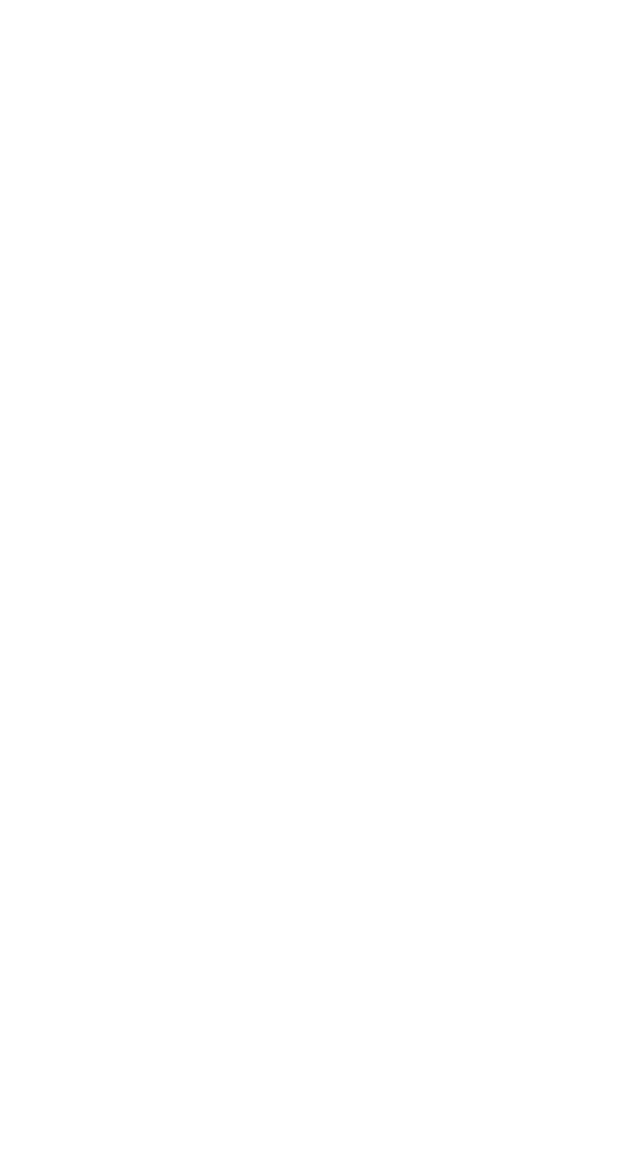
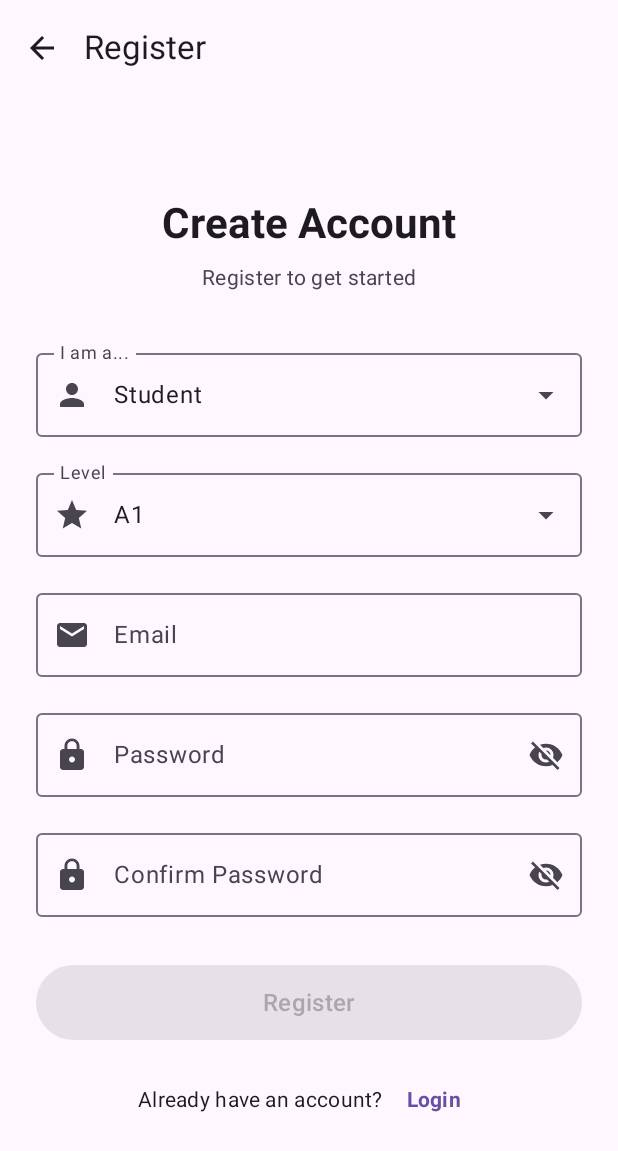
Before and after one commit to Edocampa/Labwork1_II.3510_MobileApp, an Android app built with Jetpack Compose: the RegisterScreen screen opened through its navigation route, on a phone screen of 412 x 824 dp. Before the commit the part shown is empty. Shown: the top 1151 px of the screen. Run offline under Robolectric (Android 15) with nearby library versions, the phone set to English and light mode, and no system bars; our stand-ins replace Dagger/Hilt's generated code.

Commit message:
Creating Login Screen and Register Screen

```diff
--- /dev/null
+++ b/app/scrudstudents/src/main/java/com/tumme/scrudstudents/ui/auth/LoginScreen.kt
@@ -0,0 +1,233 @@
+package com.tumme.scrudstudents.ui.auth
+
+import androidx.compose.foundation.layout.*
+import androidx.compose.foundation.text.KeyboardOptions
+import androidx.compose.material.icons.Icons
+import androidx.compose.material.icons.filled.Email
+import androidx.compose.material.icons.filled.Lock
+import androidx.compose.material.icons.filled.Visibility
+import androidx.compose.material.icons.filled.VisibilityOff
+import androidx.compose.material3.*
+import androidx.compose.runtime.*
+import androidx.compose.ui.Alignment
+import androidx.compose.ui.Modifier
+import androidx.compose.ui.text.font.FontWeight
+import androidx.compose.ui.text.input.KeyboardType
+import androidx.compose.ui.text.input.PasswordVisualTransformation
+import androidx.compose.ui.text.input.VisualTransformation
+import androidx.compose.ui.unit.dp
+import androidx.hilt.navigation.compose.hiltViewModel
+import com.tumme.scrudstudents.data.local.model.User
+import com.tumme.scrudstudents.ui.viewmodel.AuthEvent
+import com.tumme.scrudstudents.ui.viewmodel.AuthViewModel
+import kotlinx.coroutines.flow.collectLatest
+
+/**
+ * Login Screen - User authentication
+ *
+ * Allows users to login with email and password.
+ * Shows loading state, error messages, and link to register.
+ */
+@OptIn(ExperimentalMaterial3Api::class)
+@Composable
+fun LoginScreen(
+    onNavigateToRegister: () -> Unit,
+    onLoginSuccess: (User) -> Unit,
+    viewModel: AuthViewModel = hiltViewModel()
+) {
+    // STATE
+
+    var email by remember { mutableStateOf("") }
+    var password by remember { mutableStateOf("") }
+    var passwordVisible by remember { mutableStateOf(false) }
+    var errorMessage by remember { mutableStateOf<String?>(null) }
+
+    val isLoading by viewModel.isLoading.collectAsState()
+
+    // EVENT HANDLING
+
+    LaunchedEffect(Unit) {
+        viewModel.events.collectLatest { event ->
+            when (event) {
+                is AuthEvent.LoginSuccess -> {
+                    onLoginSuccess(event.user)
+                }
+                is AuthEvent.Error -> {
+                    errorMessage = event.message
+                }
+                else -> {}
+            }
+        }
+    }
+
+    // UI
+
+    Scaffold(
+        topBar = {
+            TopAppBar(
+                title = { Text("Login") }
+            )
+        }
+    ) { paddingValues ->
+        Column(
+            modifier = Modifier
+                .fillMaxSize()
+                .padding(paddingValues)
+                .padding(24.dp),
+            horizontalAlignment = Alignment.CenterHorizontally,
+            verticalArrangement = Arrangement.Center
+        ) {
+
+            // HEADER
+
+            Text(
+                text = "Welcome!",
+                style = MaterialTheme.typography.headlineMedium,
+                fontWeight = FontWeight.Bold
+            )
+
+            Spacer(modifier = Modifier.height(8.dp))
+
+            Text(
+                text = "Login to continue",
+                style = MaterialTheme.typography.bodyMedium,
+                color = MaterialTheme.colorScheme.onSurfaceVariant
+            )
+
+            Spacer(modifier = Modifier.height(32.dp))
+
+            // EMAIL INPUT
+
+            OutlinedTextField(
+                value = email,
+                onValueChange = {
+                    email = it
+                    errorMessage = null
+                },
+                label = { Text("Email") },
+                placeholder = { Text("example@university.edu") },
+                leadingIcon = {
+                    Icon(
+                        imageVector = Icons.Default.Email,
+                        contentDescription = "Email icon"
+                    )
+                },
+                keyboardOptions = KeyboardOptions(
+                    keyboardType = KeyboardType.Email
+                ),
+                singleLine = true,
+                enabled = !isLoading,
+                modifier = Modifier.fillMaxWidth()
+            )
+
+            Spacer(modifier = Modifier.height(16.dp))
+
+            // PASSWORD INPUT
+
+            OutlinedTextField(
+                value = password,
+                onValueChange = {
+                    password = it
+                    errorMessage = null
+                },
+                label = { Text("Password") },
+                placeholder = { Text("Enter your password") },
+                leadingIcon = {
+                    Icon(
+                        imageVector = Icons.Default.Lock,
+                        contentDescription = "Password icon"
+                    )
+                },
+                trailingIcon = {
+                    IconButton(onClick = { passwordVisible = !passwordVisible }) {
+                        Icon(
+                            imageVector = if (passwordVisible)
+                                Icons.Default.Visibility
+                            else
+                                Icons.Default.VisibilityOff,
+                            contentDescription = if (passwordVisible)
+                                "Hide password"
+                            else
+                                "Show password"
+                        )
+                    }
+                },
+                visualTransformation = if (passwordVisible)
+                    VisualTransformation.None
+                else
+                    PasswordVisualTransformation(),
+                keyboardOptions = KeyboardOptions(
+                    keyboardType = KeyboardType.Password
+                ),
+                singleLine = true,
+                enabled = !isLoading,
+                modifier = Modifier.fillMaxWidth()
+            )
+
+            Spacer(modifier = Modifier.height(8.dp))
+
+            // ERROR MESSAGE
+
+            if (errorMessage != null) {
+                Text(
+                    text = errorMessage!!,
+                    color = MaterialTheme.colorScheme.error,
+                    style = MaterialTheme.typography.bodySmall,
+                    modifier = Modifier
+                        .fillMaxWidth()
+                        .padding(horizontal = 16.dp)
+                )
+                Spacer(modifier = Modifier.height(8.dp))
+            }
+
+            Spacer(modifier = Modifier.height(24.dp))
+
+            // LOGIN BUTTON
+
+            Button(
+                onClick = {
+                    viewModel.login(email, password)
+                },
+                enabled = !isLoading && email.isNotBlank() && password.isNotBlank(),
+                modifier = Modifier
+                    .fillMaxWidth()
+                    .height(50.dp)
+            ) {
+                if (isLoading) {
+                    CircularProgressIndicator(
+                        color = MaterialTheme.colorScheme.onPrimary,
+                        modifier = Modifier.size(24.dp)
+                    )
+                } else {
+                    Text(
+                        text = "Login",
+                        style = MaterialTheme.typography.titleMedium
+                    )
+                }
+            }
+
+            Spacer(modifier = Modifier.height(16.dp))
+
+            // REGISTER LINK
+
+            Row(
+                horizontalArrangement = Arrangement.Center,
+                verticalAlignment = Alignment.CenterVertically
+            ) {
+                Text(
+                    text = "Don't have an account? ",
+                    style = MaterialTheme.typography.bodyMedium
+                )
+                TextButton(
+                    onClick = onNavigateToRegister,
+                    enabled = !isLoading
+                ) {
+                    Text(
+                        text = "Register",
+                        fontWeight = FontWeight.Bold
+                    )
+                }
+            }
+        }
+    }
+}
--- /dev/null
+++ b/app/scrudstudents/src/main/java/com/tumme/scrudstudents/ui/auth/RegisterScreen.kt
@@ -0,0 +1,413 @@
+package com.tumme.scrudstudents.ui.auth
+
+import androidx.compose.foundation.layout.*
+import androidx.compose.foundation.text.KeyboardOptions
+import androidx.compose.material.icons.Icons
+import androidx.compose.material.icons.filled.*
+import androidx.compose.material3.*
+import androidx.compose.runtime.*
+import androidx.compose.ui.Alignment
+import androidx.compose.ui.Modifier
+import androidx.compose.ui.text.font.FontWeight
+import androidx.compose.ui.text.input.KeyboardType
+import androidx.compose.ui.text.input.PasswordVisualTransformation
+import androidx.compose.ui.text.input.VisualTransformation
+import androidx.compose.ui.unit.dp
+import androidx.hilt.navigation.compose.hiltViewModel
+import com.tumme.scrudstudents.data.local.model.UserRole
+import com.tumme.scrudstudents.ui.viewmodel.AuthEvent
+import com.tumme.scrudstudents.ui.viewmodel.AuthViewModel
+import kotlinx.coroutines.flow.collectLatest
+
+/**
+ * Register Screen - Create new user account
+ *
+ * Allows users to register by choosing role (Student/Teacher),
+ * entering email, password, and level (if Student).
+ */
+@OptIn(ExperimentalMaterial3Api::class)
+@Composable
+fun RegisterScreen(
+    onNavigateBack: () -> Unit,
+    onRegisterSuccess: () -> Unit,
+    viewModel: AuthViewModel = hiltViewModel()
+) {
+    // STATE
+
+    var email by remember { mutableStateOf("") }
+    var password by remember { mutableStateOf("") }
+    var confirmPassword by remember { mutableStateOf("") }
+    var passwordVisible by remember { mutableStateOf(false) }
+    var confirmPasswordVisible by remember { mutableStateOf(false) }
+    var selectedRole by remember { mutableStateOf(UserRole.STUDENT) }
+    var selectedLevel by remember { mutableStateOf("A1") }
+    var errorMessage by remember { mutableStateOf<String?>(null) }
+    var showRoleMenu by remember { mutableStateOf(false) }
+    var showLevelMenu by remember { mutableStateOf(false) }
+
+    val isLoading by viewModel.isLoading.collectAsState()
+
+    // Available levels for students
+    val levels = listOf("A1", "A2", "B1", "B2", "C1", "C2")
+
+    // EVENT HANDLING
+
+    LaunchedEffect(Unit) {
+        viewModel.events.collectLatest { event ->
+            when (event) {
+                is AuthEvent.RegisterSuccess -> {
+                    onRegisterSuccess()
+                }
+                is AuthEvent.Error -> {
+                    errorMessage = event.message
+                }
+                else -> {}
+            }
+        }
+    }
+
+    // UI
+
+    Scaffold(
+        topBar = {
+            TopAppBar(
+                title = { Text("Register") },
+                navigationIcon = {
+                    IconButton(onClick = onNavigateBack) {
+                        Icon(
+                            imageVector = Icons.Default.ArrowBack,
+                            contentDescription = "Back"
+                        )
+                    }
+                }
+            )
+        }
+    ) { paddingValues ->
+        Column(
+            modifier = Modifier
+                .fillMaxSize()
+                .padding(paddingValues)
+                .padding(24.dp),
+            horizontalAlignment = Alignment.CenterHorizontally,
+            verticalArrangement = Arrangement.Center
+        ) {
+
+            // ========== HEADER ==========
+
+            Text(
+                text = "Create Account",
+                style = MaterialTheme.typography.headlineMedium,
+                fontWeight = FontWeight.Bold
+            )
+
+            Spacer(modifier = Modifier.height(8.dp))
+
+            Text(
+                text = "Register to get started",
+                style = MaterialTheme.typography.bodyMedium,
+                color = MaterialTheme.colorScheme.onSurfaceVariant
+            )
+
+            Spacer(modifier = Modifier.height(32.dp))
+
+            // ROLE SELECTOR
+
+            ExposedDropdownMenuBox(
+                expanded = showRoleMenu,
+                onExpandedChange = { showRoleMenu = !showRoleMenu && !isLoading }
+            ) {
+                OutlinedTextField(
+                    value = when (selectedRole) {
+                        UserRole.STUDENT -> "Student"
+                        UserRole.TEACHER -> "Teacher"
+                    },
+                    onValueChange = {},
+                    readOnly = true,
+                    label = { Text("I am a...") },
+                    leadingIcon = {
+                        Icon(
+                            imageVector = Icons.Default.Person,
+                            contentDescription = "Role icon"
+                        )
+                    },
+                    trailingIcon = {
+                        ExposedDropdownMenuDefaults.TrailingIcon(expanded = showRoleMenu)
+                    },
+                    enabled = !isLoading,
+                    modifier = Modifier
+                        .fillMaxWidth()
+                        .menuAnchor()
+                )
+
+                ExposedDropdownMenu(
+                    expanded = showRoleMenu,
+                    onDismissRequest = { showRoleMenu = false }
+                ) {
+                    DropdownMenuItem(
+                        text = { Text("Student") },
+                        onClick = {
+                            selectedRole = UserRole.STUDENT
+                            showRoleMenu = false
+                            errorMessage = null
+                        },
+                        leadingIcon = {
+                            Icon(Icons.Default.School, contentDescription = null)
+                        }
+                    )
+                    DropdownMenuItem(
+                        text = { Text("Teacher") },
+                        onClick = {
+                            selectedRole = UserRole.TEACHER
+                            showRoleMenu = false
+                            errorMessage = null
+                        },
+                        leadingIcon = {
+                            Icon(Icons.Default.AccountCircle, contentDescription = null)
+                        }
+                    )
+                }
+            }
+
+            Spacer(modifier = Modifier.height(16.dp))
+
+            // LEVEL SELECTOR (Only for Students)
+
+            if (selectedRole == UserRole.STUDENT) {
+                ExposedDropdownMenuBox(
+                    expanded = showLevelMenu,
+                    onExpandedChange = { showLevelMenu = !showLevelMenu && !isLoading }
+                ) {
+                    OutlinedTextField(
+                        value = selectedLevel,
+                        onValueChange = {},
+                        readOnly = true,
+                        label = { Text("Level") },
+                        leadingIcon = {
+                            Icon(
+                                imageVector = Icons.Default.Star,
+                                contentDescription = "Level icon"
+                            )
+                        },
+                        trailingIcon = {
+                            ExposedDropdownMenuDefaults.TrailingIcon(expanded = showLevelMenu)
+                        },
+                        enabled = !isLoading,
+                        modifier = Modifier
+                            .fillMaxWidth()
+                            .menuAnchor()
+                    )
+
+                    ExposedDropdownMenu(
+                        expanded = showLevelMenu,
+                        onDismissRequest = { showLevelMenu = false }
+                    ) {
+                        levels.forEach { level ->
+                            DropdownMenuItem(
+                                text = { Text(level) },
+                                onClick = {
+                                    selectedLevel = level
+                                    showLevelMenu = false
+                                    errorMessage = null
+                                }
+                            )
+                        }
+                    }
+                }
+
+                Spacer(modifier = Modifier.height(16.dp))
+            }
+
+            // EMAIL INPUT
+
+            OutlinedTextField(
+                value = email,
+                onValueChange = {
+                    email = it
+                    errorMessage = null
+                },
+                label = { Text("Email") },
+                placeholder = { Text("example@university.edu") },
+                leadingIcon = {
+                    Icon(
+                        imageVector = Icons.Default.Email,
+                        contentDescription = "Email icon"
+                    )
+                },
+                keyboardOptions = KeyboardOptions(
+                    keyboardType = KeyboardType.Email
+                ),
+                singleLine = true,
+                enabled = !isLoading,
+                modifier = Modifier.fillMaxWidth()
+            )
+
+            Spacer(modifier = Modifier.height(16.dp))
+
+            // PASSWORD INPUT
+
+            OutlinedTextField(
+                value = password,
+                onValueChange = {
+                    password = it
+                    errorMessage = null
+                },
+                label = { Text("Password") },
+                placeholder = { Text("At least 4 characters") },
+                leadingIcon = {
+                    Icon(
+                        imageVector = Icons.Default.Lock,
+                        contentDescription = "Password icon"
+                    )
+                },
+                trailingIcon = {
+                    IconButton(onClick = { passwordVisible = !passwordVisible }) {
+                        Icon(
+                            imageVector = if (passwordVisible)
+                                Icons.Default.Visibility
+                            else
+                                Icons.Default.VisibilityOff,
+                            contentDescription = if (passwordVisible)
+                                "Hide password"
+                            else
+                                "Show password"
+                        )
+                    }
+                },
+                visualTransformation = if (passwordVisible)
+                    VisualTransformation.None
+                else
+                    PasswordVisualTransformation(),
+                keyboardOptions = KeyboardOptions(
+                    keyboardType = KeyboardType.Password
+                ),
+                singleLine = true,
+                enabled = !isLoading,
+                modifier = Modifier.fillMaxWidth()
+            )
+
+            Spacer(modifier = Modifier.height(16.dp))
+
+            // CONFIRM PASSWORD INPUT
+
+            OutlinedTextField(
+                value = confirmPassword,
+                onValueChange = {
+                    confirmPassword = it
+                    errorMessage = null
+                },
+                label = { Text("Confirm Password") },
+                placeholder = { Text("Re-enter your password") },
+                leadingIcon = {
+                    Icon(
+                        imageVector = Icons.Default.Lock,
+                        contentDescription = "Confirm password icon"
+                    )
+                },
+                trailingIcon = {
+                    IconButton(onClick = { confirmPasswordVisible = !confirmPasswordVisible }) {
+                        Icon(
+                            imageVector = if (confirmPasswordVisible)
+                                Icons.Default.Visibility
+                            else
+                                Icons.Default.VisibilityOff,
+                            contentDescription = if (confirmPasswordVisible)
+                                "Hide password"
+                            else
+                                "Show password"
+                        )
+                    }
+                },
+                visualTransformation = if (confirmPasswordVisible)
+                    VisualTransformation.None
+                else
+                    PasswordVisualTransformation(),
+                keyboardOptions = KeyboardOptions(
+                    keyboardType = KeyboardType.Password
+                ),
+                singleLine = true,
+                enabled = !isLoading,
+                modifier = Modifier.fillMaxWidth()
+            )
+
+            Spacer(modifier = Modifier.height(8.dp))
+
+            // ERROR MESSAGE
+
+            if (errorMessage != null) {
+                Text(
+                    text = errorMessage!!,
+                    color = MaterialTheme.colorScheme.error,
+                    style = MaterialTheme.typography.bodySmall,
+                    modifier = Modifier
+                        .fillMaxWidth()
+                        .padding(horizontal = 16.dp)
+                )
+                Spacer(modifier = Modifier.height(8.dp))
+            }
+
+            Spacer(modifier = Modifier.height(24.dp))
+
+            // REGISTER BUTTON
+
+            Button(
+                onClick = {
+                    // Client-side validation for password match
+                    if (password != confirmPassword) {
+                        errorMessage = "Passwords do not match"
+                        return@Button
+                    }
+
+                    // Call ViewModel to register
+                    viewModel.register(
+                        email = email,
+                        password = password,
+                        role = selectedRole,
+                        level = if (selectedRole == UserRole.STUDENT) selectedLevel else null
+                    )
+                },
+                enabled = !isLoading &&
+                        email.isNotBlank() &&
+                        password.isNotBlank() &&
+                        confirmPassword.isNotBlank(),
+                modifier = Modifier
+                    .fillMaxWidth()
+                    .height(50.dp)
+            ) {
+                if (isLoading) {
+                    CircularProgressIndicator(
+                        color = MaterialTheme.colorScheme.onPrimary,
+                        modifier = Modifier.size(24.dp)
+                    )
+                } else {
+                    Text(
+                        text = "Register",
+                        style = MaterialTheme.typography.titleMedium
+                    )
+                }
+            }
+
+            Spacer(modifier = Modifier.height(16.dp))
+
+            // LOGIN LINK
+
+            Row(
+                horizontalArrangement = Arrangement.Center,
+                verticalAlignment = Alignment.CenterVertically
+            ) {
+                Text(
+                    text = "Already have an account? ",
+                    style = MaterialTheme.typography.bodyMedium
+                )
+                TextButton(
+                    onClick = onNavigateBack,
+                    enabled = !isLoading
+                ) {
+                    Text(
+                        text = "Login",
+                        fontWeight = FontWeight.Bold
+                    )
+                }
+            }
+        }
+    }
+}
--- a/app/scrudstudents/src/main/java/com/tumme/scrudstudents/ui/navigation/NavGraphs.kt
+++ b/app/scrudstudents/src/main/java/com/tumme/scrudstudents/ui/navigation/NavGraphs.kt
@@ -4,7 +4,7 @@ import androidx.compose.runtime.Composable
 import androidx.navigation.NavType
 import androidx.navigation.compose.*
 import androidx.navigation.navArgument
-
+import com.tumme.scrudstudents.ui.auth.LoginScreen
 import com.tumme.scrudstudents.ui.student.StudentListScreen
 import com.tumme.scrudstudents.ui.student.StudentFormScreen
 import com.tumme.scrudstudents.ui.student.StudentDetailScreen
@@ -17,6 +17,7 @@ import androidx.hilt.navigation.compose.hiltViewModel
 import androidx.compose.runtime.collectAsState
 import com.tumme.scrudstudents.data.local.model.UserRole
 import androidx.compose.runtime.getValue
+import com.tumme.scrudstudents.ui.auth.RegisterScreen
 
 /**
  * ROUTES - Central definition of all navigation destinations
@@ -489,22 +490,6 @@ fun AppNavHost(
 // I create these to avoid compilation error before implementing UI
 
 @Composable
-fun LoginScreen(
-    onNavigateToRegister: () -> Unit,
-    onLoginSuccess: (com.tumme.scrudstudents.data.local.model.User) -> Unit
-) {
-    // TODO: Implement LoginScreen UI
-}
-
-@Composable
-fun RegisterScreen(
-    onNavigateBack: () -> Unit,
-    onRegisterSuccess: () -> Unit
-) {
-    // TODO: Implement RegisterScreen UI
-}
-
-@Composable
 fun StudentHomeScreen(
     onNavigateToCourses: () -> Unit,
     onNavigateToSubscriptions: () -> Unit,
```
